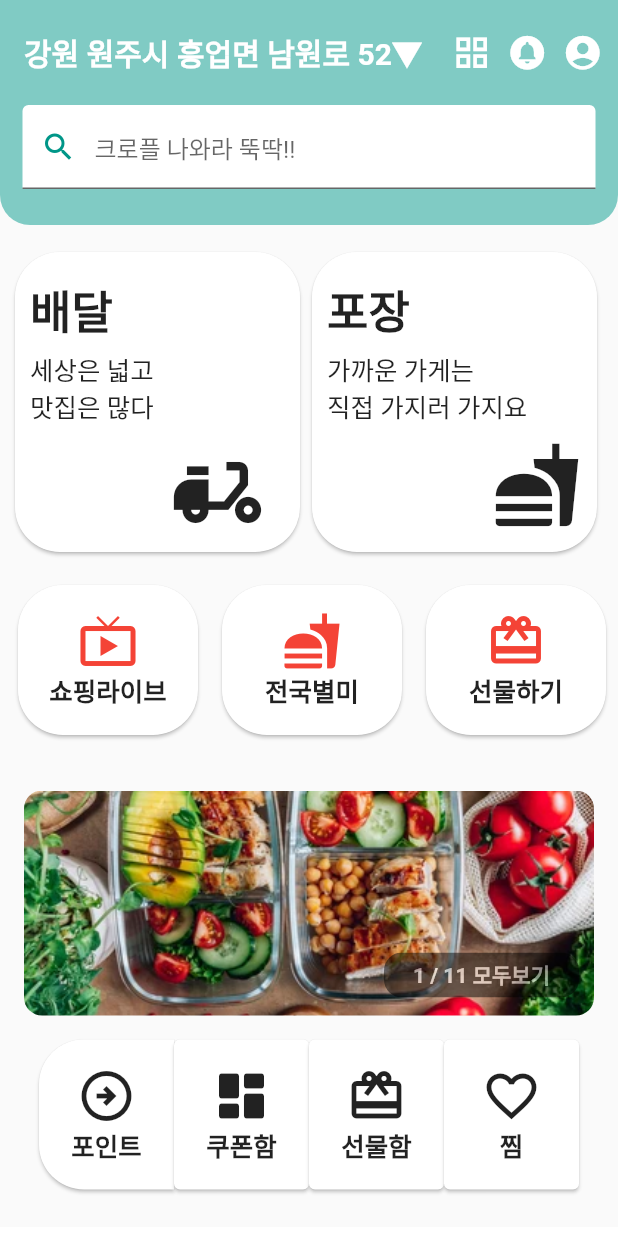
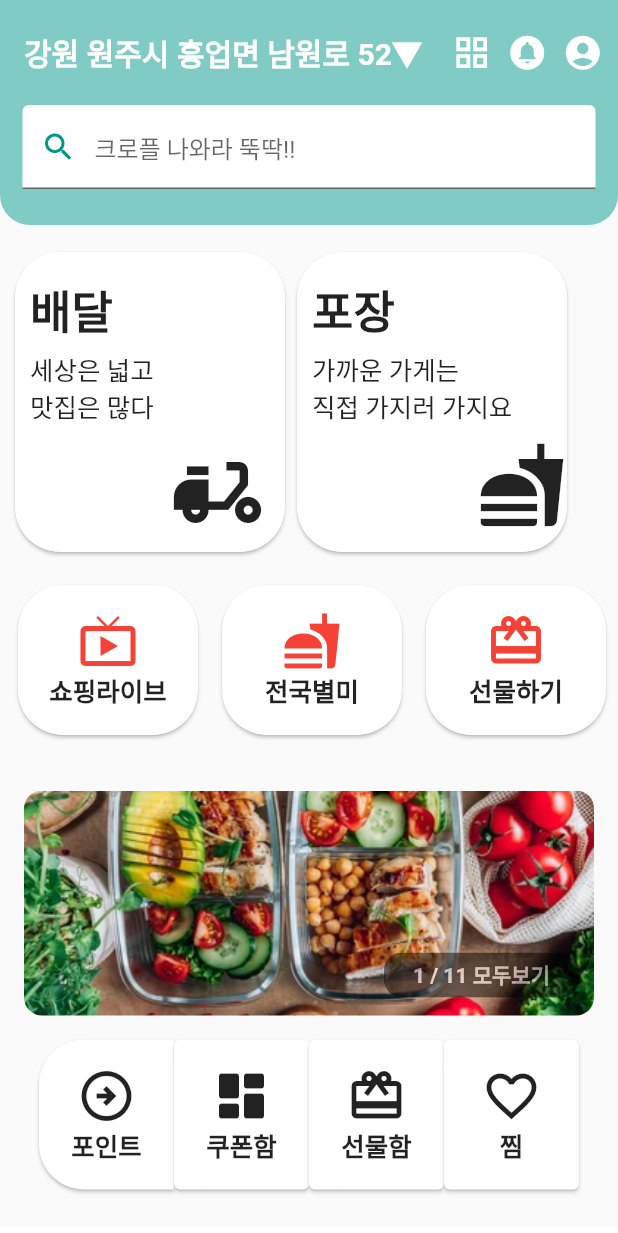
Before and after one commit to chihyeonwon/Flutter_Baemin, a Flutter app: the screen it shows after launch, on a phone screen of 412 x 824 dp. Shown: the top 1233 px of the screen. Run offline on Flutter 3.47's test engine with Material 2 defaults, Android fonts, the phone set to English and light mode, and no system bars; drawn by our look-alikes of carousel_slider.

Commit message:
컨테이너 width 수정

```diff
--- a/lib/top.dart
+++ b/lib/top.dart
@@ -64,7 +64,7 @@ class _TopState extends State<Top> {
                   ),
                   child: Container(
                     height: 200,
-                    width: 190,
+                    width: 180,
                     child: Column(
                       crossAxisAlignment: CrossAxisAlignment.start,
                       children: [
@@ -107,7 +107,7 @@ class _TopState extends State<Top> {
                   ),
                   child: Container(
                     height: 200,
-                    width: 190,
+                    width: 180,
                     child: Column(
                       crossAxisAlignment: CrossAxisAlignment.start,
                       children: [
```
